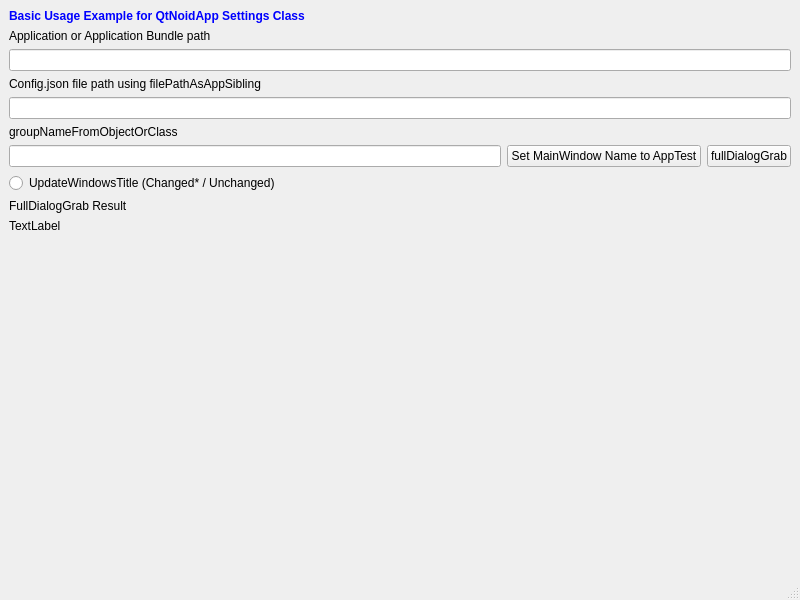
Qt form Examples/AppSettingsBasicUsage/mainwindow.ui (g-gualeni/QtNoid2) before a commit.
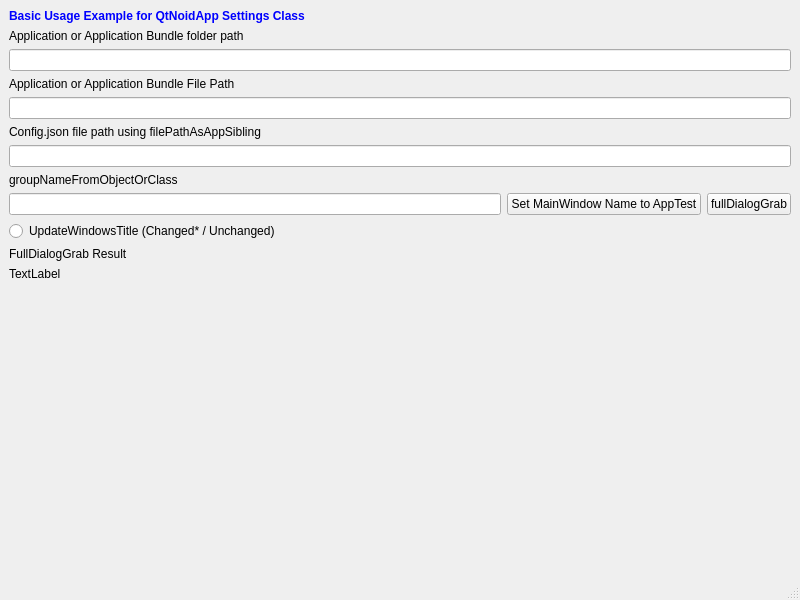
The same form after that commit.

Diff of the .ui file:
```diff
--- a/Examples/AppSettingsBasicUsage/mainwindow.ui
+++ b/Examples/AppSettingsBasicUsage/mainwindow.ui
@@ -28,12 +28,22 @@
     <item>
      <widget class="QLabel" name="label_2">
       <property name="text">
-       <string>Application or Application Bundle path</string>
+       <string>Application or Application Bundle folder path</string>
       </property>
      </widget>
     </item>
     <item>
-     <widget class="QLineEdit" name="txtAppBundle"/>
+     <widget class="QLineEdit" name="txtAppBundleDirPath"/>
+    </item>
+    <item>
+     <widget class="QLabel" name="label_6">
+      <property name="text">
+       <string>Application or Application Bundle File Path</string>
+      </property>
+     </widget>
+    </item>
+    <item>
+     <widget class="QLineEdit" name="txtAppBundleFilePath"/>
     </item>
     <item>
      <widget class="QLabel" name="label_3">
```
